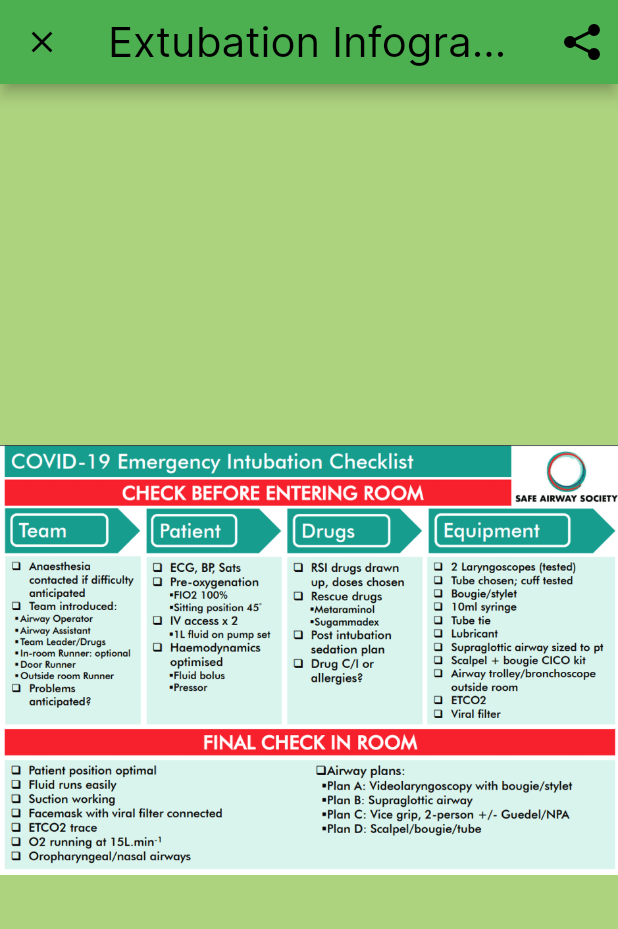
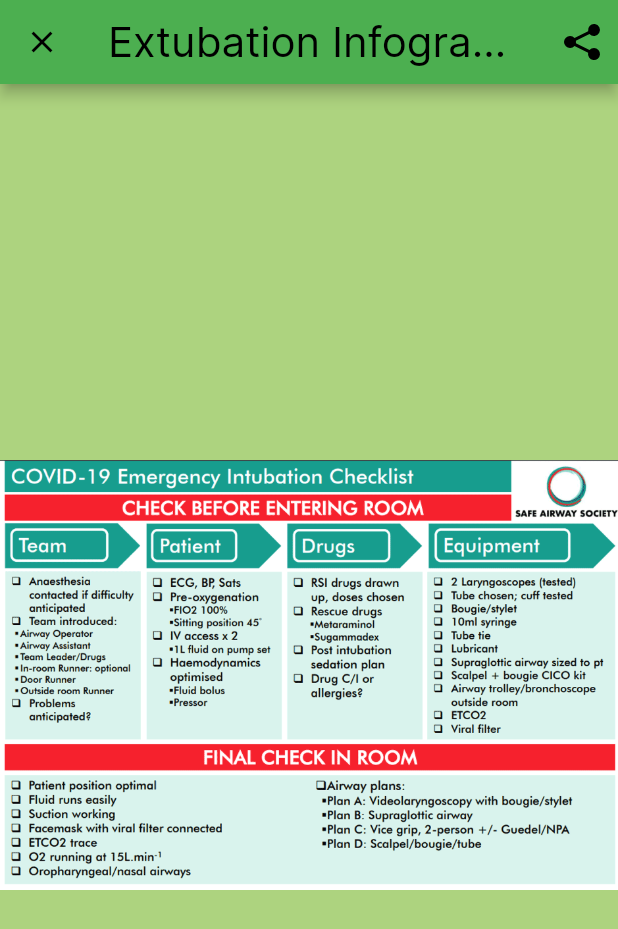
Before and after one commit to Western-Health-Covid19-Collaboration/wh_covid19_app, a Flutter app: the InfographicPage screen opened directly, on a phone screen of 412 x 824 dp. Shown: the top 929 px of the screen. Run offline on Flutter 3.47's test engine with Material 2 defaults, Android fonts, the phone set to English and light mode, and no system bars; drawn by our look-alikes of photo_view; our stand-ins replace chewie, flutter_svg, flutter_widget_from_html, package_info, shared_preferences, video_player; missing offline and left inert: matrix_gesture_detector; accounts and stored records are empty; project files that could hold a hidden picture were left out.

Commit message:
Add top margin

```diff
--- a/lib/widget/reusable_zoomable_widget.dart
+++ b/lib/widget/reusable_zoomable_widget.dart
@@ -11,7 +11,9 @@ class ZoomablePhoto extends StatelessWidget {
 
   @override
   Widget build(BuildContext context) {
-    return Column(
+    return Padding (
+      padding: const EdgeInsets.only(top: 20.0),
+      child: Column(
           crossAxisAlignment: CrossAxisAlignment.stretch,
           children: <Widget>[
             Expanded(
@@ -22,10 +24,12 @@ class ZoomablePhoto extends StatelessWidget {
                   ),
                   imageProvider: AssetImage(imageUrl),
                   customSize: Size(MediaQuery.of(context).size.width - margin, MediaQuery.of(context).size.height - margin),
+                  basePosition: Alignment.topCenter,
                 ),
               ),
             )
           ]
-        );
-    }
+        ),
+    );
+  }
 }
```
